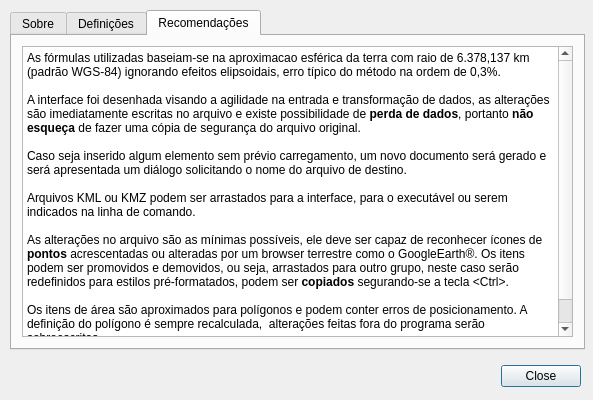
Before: the Qt Designer form dialogs/aboutdialog.ui in cragapito/qtkamal, drawn with Qt 5.
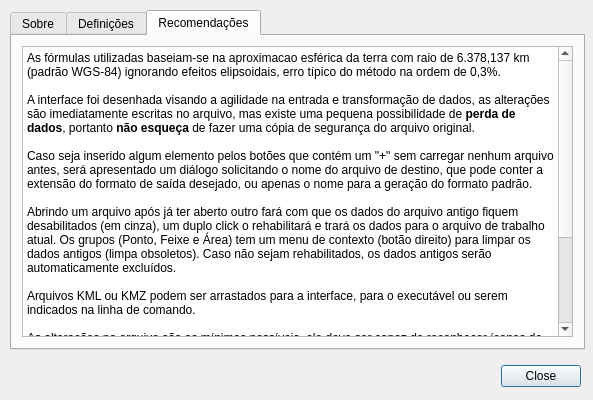
After: the same form once the commit is applied. The open tabs and pages were chosen to show the change. Icons and pictures are not drawn.

Commit message: Atualizações no About

What changed in the file:
```diff
--- a/dialogs/aboutdialog.ui
+++ b/dialogs/aboutdialog.ui
@@ -214,15 +214,17 @@
 &lt;/style&gt;&lt;/head&gt;&lt;body style=&quot; font-family:'Sans Serif'; font-size:9pt; font-weight:400; font-style:normal;&quot;&gt;
 &lt;p style=&quot; margin-top:0px; margin-bottom:0px; margin-left:0px; margin-right:0px; -qt-block-indent:0; text-indent:0px;&quot;&gt;&lt;span style=&quot; font-family:'Sans Serif';&quot;&gt;As fórmulas utilizadas baseiam-se na aproximacao esférica da terra com raio de 6.378,137 km (padrão WGS-84) ignorando efeitos elipsoidais, erro típico do método na ordem de 0,3%.&lt;/span&gt;&lt;/p&gt;
 &lt;p style=&quot;-qt-paragraph-type:empty; margin-top:0px; margin-bottom:0px; margin-left:0px; margin-right:0px; -qt-block-indent:0; text-indent:0px; font-family:'Sans Serif';&quot;&gt;&lt;br /&gt;&lt;/p&gt;
-&lt;p style=&quot; margin-top:0px; margin-bottom:0px; margin-left:0px; margin-right:0px; -qt-block-indent:0; text-indent:0px;&quot;&gt;&lt;span style=&quot; font-family:'Sans Serif';&quot;&gt;A interface foi desenhada visando a agilidade na entrada e transformação de dados, as alterações são imediatamente escritas no arquivo e existe possibilidade de &lt;/span&gt;&lt;span style=&quot; font-family:'Sans Serif'; font-weight:600;&quot;&gt;perda de dados&lt;/span&gt;&lt;span style=&quot; font-family:'Sans Serif';&quot;&gt;, portanto &lt;/span&gt;&lt;span style=&quot; font-family:'Sans Serif'; font-weight:600;&quot;&gt;não esqueça&lt;/span&gt;&lt;span style=&quot; font-family:'Sans Serif';&quot;&gt; de fazer uma cópia de segurança do arquivo original.&lt;/span&gt;&lt;/p&gt;
+&lt;p style=&quot; margin-top:0px; margin-bottom:0px; margin-left:0px; margin-right:0px; -qt-block-indent:0; text-indent:0px;&quot;&gt;&lt;span style=&quot; font-family:'Sans Serif';&quot;&gt;A interface foi desenhada visando a agilidade na entrada e transformação de dados, as alterações são imediatamente escritas no arquivo, mas existe uma pequena possibilidade de &lt;/span&gt;&lt;span style=&quot; font-family:'Sans Serif'; font-weight:600;&quot;&gt;perda de dados&lt;/span&gt;&lt;span style=&quot; font-family:'Sans Serif';&quot;&gt;, portanto &lt;/span&gt;&lt;span style=&quot; font-family:'Sans Serif'; font-weight:600;&quot;&gt;não esqueça&lt;/span&gt;&lt;span style=&quot; font-family:'Sans Serif';&quot;&gt; de fazer uma cópia de segurança do arquivo original.&lt;/span&gt;&lt;/p&gt;
 &lt;p style=&quot;-qt-paragraph-type:empty; margin-top:0px; margin-bottom:0px; margin-left:0px; margin-right:0px; -qt-block-indent:0; text-indent:0px; font-family:'Sans Serif';&quot;&gt;&lt;br /&gt;&lt;/p&gt;
-&lt;p style=&quot; margin-top:0px; margin-bottom:0px; margin-left:0px; margin-right:0px; -qt-block-indent:0; text-indent:0px;&quot;&gt;&lt;span style=&quot; font-family:'Sans Serif';&quot;&gt;Caso seja inserido algum elemento sem prévio carregamento, um novo documento será gerado e será apresentada um diálogo solicitando o nome do arquivo de destino.&lt;/span&gt;&lt;/p&gt;
+&lt;p style=&quot; margin-top:0px; margin-bottom:0px; margin-left:0px; margin-right:0px; -qt-block-indent:0; text-indent:0px;&quot;&gt;&lt;span style=&quot; font-family:'Sans Serif';&quot;&gt;Caso seja inserido algum elemento pelos botões que contém um &amp;quot;+&amp;quot; sem carregar nenhum arquivo antes, será apresentado um diálogo solicitando o nome do arquivo de destino, que pode conter a extensão do formato de saída desejado, ou apenas o nome para a geração do formato padrão.&lt;/span&gt;&lt;/p&gt;
+&lt;p style=&quot;-qt-paragraph-type:empty; margin-top:0px; margin-bottom:0px; margin-left:0px; margin-right:0px; -qt-block-indent:0; text-indent:0px; font-family:'Sans Serif';&quot;&gt;&lt;br /&gt;&lt;/p&gt;
+&lt;p style=&quot; margin-top:0px; margin-bottom:0px; margin-left:0px; margin-right:0px; -qt-block-indent:0; text-indent:0px;&quot;&gt;&lt;span style=&quot; font-family:'Sans Serif';&quot;&gt;Abrindo um arquivo após já ter aberto outro fará com que os dados do arquivo antigo fiquem desabilitados (em cinza), um duplo click o rehabilitará e trará os dados para o arquivo de trabalho atual. Os grupos (Ponto, Feixe e Área) tem um menu de contexto (botão direito) para limpar os dados antigos (limpa obsoletos). Caso não sejam rehabilitados, os dados antigos serão automaticamente excluídos.&lt;/span&gt;&lt;/p&gt;
 &lt;p style=&quot;-qt-paragraph-type:empty; margin-top:0px; margin-bottom:0px; margin-left:0px; margin-right:0px; -qt-block-indent:0; text-indent:0px; font-family:'Sans Serif';&quot;&gt;&lt;br /&gt;&lt;/p&gt;
 &lt;p style=&quot; margin-top:0px; margin-bottom:0px; margin-left:0px; margin-right:0px; -qt-block-indent:0; text-indent:0px;&quot;&gt;&lt;span style=&quot; font-family:'Sans Serif';&quot;&gt;Arquivos KML ou KMZ podem ser arrastados para a interface, para o executável ou serem indicados na linha de comando.&lt;/span&gt;&lt;/p&gt;
 &lt;p style=&quot;-qt-paragraph-type:empty; margin-top:0px; margin-bottom:0px; margin-left:0px; margin-right:0px; -qt-block-indent:0; text-indent:0px; font-family:'Sans Serif';&quot;&gt;&lt;br /&gt;&lt;/p&gt;
-&lt;p style=&quot; margin-top:0px; margin-bottom:0px; margin-left:0px; margin-right:0px; -qt-block-indent:0; text-indent:0px;&quot;&gt;&lt;span style=&quot; font-family:'Sans Serif';&quot;&gt;As alterações no arquivo são as mínimas possíveis, ele deve ser capaz de reconhecer ícones de &lt;/span&gt;&lt;span style=&quot; font-family:'Sans Serif'; font-weight:600;&quot;&gt;pontos&lt;/span&gt;&lt;span style=&quot; font-family:'Sans Serif';&quot;&gt; acrescentadas ou alteradas por um browser terrestre como o GoogleEarth®. Os itens podem ser promovidos e demovidos, ou seja, arrastados para outro grupo, neste caso serão redefinidos para estilos pré-formatados, podem ser &lt;/span&gt;&lt;span style=&quot; font-family:'Sans Serif'; font-weight:600;&quot;&gt;copiados&lt;/span&gt;&lt;span style=&quot; font-family:'Sans Serif';&quot;&gt; segurando-se a tecla &amp;lt;Ctrl&amp;gt;.&lt;/span&gt;&lt;/p&gt;
+&lt;p style=&quot; margin-top:0px; margin-bottom:0px; margin-left:0px; margin-right:0px; -qt-block-indent:0; text-indent:0px;&quot;&gt;&lt;span style=&quot; font-family:'Sans Serif';&quot;&gt;As alterações no arquivo são as mínimas possíveis, ele deve ser capaz de reconhecer ícones de &lt;/span&gt;&lt;span style=&quot; font-family:'Sans Serif'; font-weight:600;&quot;&gt;pontos&lt;/span&gt;&lt;span style=&quot; font-family:'Sans Serif';&quot;&gt; acrescentadas ou alteradas por um browser terrestre como o GoogleEarth®. Os itens podem ser promovidos e demovidos, ou seja, arrastados para outro grupo (Ponto, Feixe ou Área), e neste caso serão redefinidos para estilos pré-formatados. Podem também ser &lt;/span&gt;&lt;span style=&quot; font-family:'Sans Serif'; font-weight:600;&quot;&gt;copiados&lt;/span&gt;&lt;span style=&quot; font-family:'Sans Serif';&quot;&gt; segurando-se a tecla &amp;lt;Ctrl&amp;gt; enquando são arrastados.&lt;/span&gt;&lt;/p&gt;
 &lt;p style=&quot;-qt-paragraph-type:empty; margin-top:0px; margin-bottom:0px; margin-left:0px; margin-right:0px; -qt-block-indent:0; text-indent:0px; font-family:'Sans Serif';&quot;&gt;&lt;br /&gt;&lt;/p&gt;
-&lt;p style=&quot; margin-top:0px; margin-bottom:0px; margin-left:0px; margin-right:0px; -qt-block-indent:0; text-indent:0px;&quot;&gt;&lt;span style=&quot; font-family:'Sans Serif';&quot;&gt;Os itens de área são aproximados para polígonos e podem conter erros de posicionamento. A definição do polígono é sempre recalculada,  alterações feitas fora do programa serão sobreescritas.&lt;/span&gt;&lt;/p&gt;
+&lt;p style=&quot; margin-top:0px; margin-bottom:0px; margin-left:0px; margin-right:0px; -qt-block-indent:0; text-indent:0px;&quot;&gt;&lt;span style=&quot; font-family:'Sans Serif';&quot;&gt;Os itens de área são aproximações para polígonos e podem conter erros de posicionamento (quanto mais pontos, menores os erros). A definição do polígono é sempre recalculada, alterações feitas fora do programa serão sobreescritas.&lt;/span&gt;&lt;/p&gt;
 &lt;p style=&quot;-qt-paragraph-type:empty; margin-top:0px; margin-bottom:0px; margin-left:0px; margin-right:0px; -qt-block-indent:0; text-indent:0px; font-family:'Sans Serif';&quot;&gt;&lt;br /&gt;&lt;/p&gt;&lt;/body&gt;&lt;/html&gt;</string>
      </property>
     </widget>
```
Left out of the diff: 2 changed lines with no effect on the pictures. The commit also changes 1 other file.
